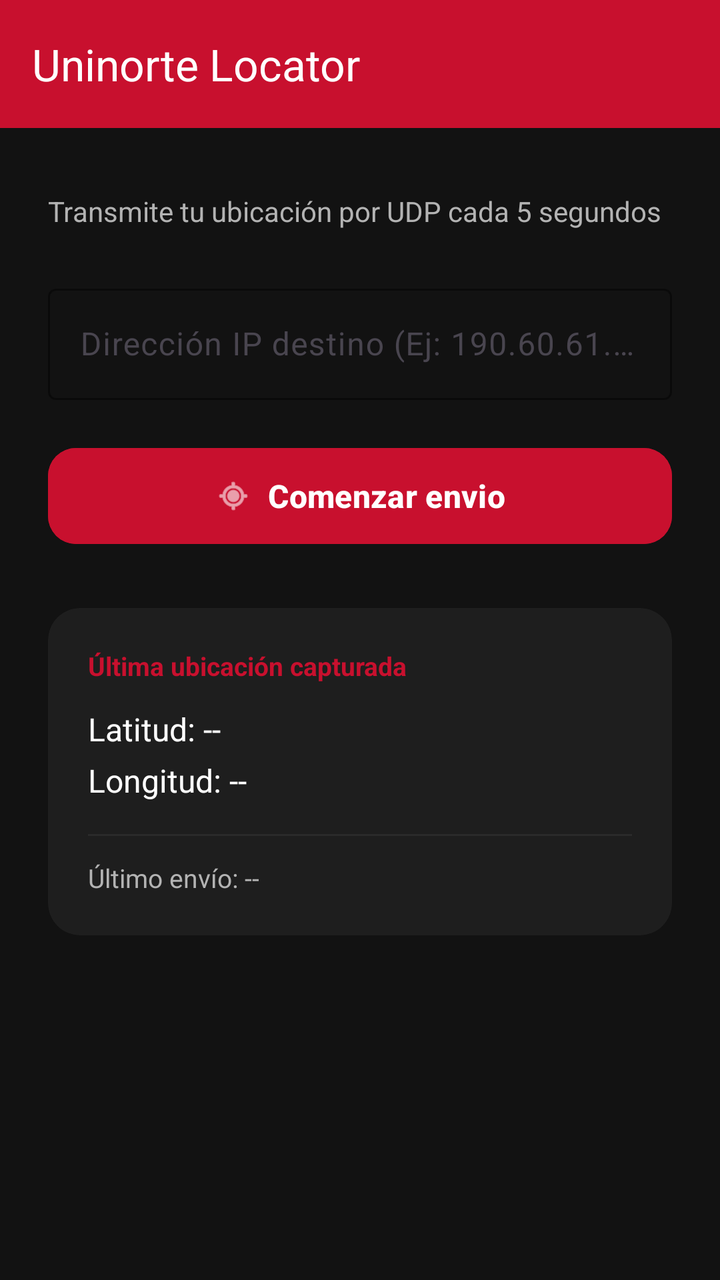
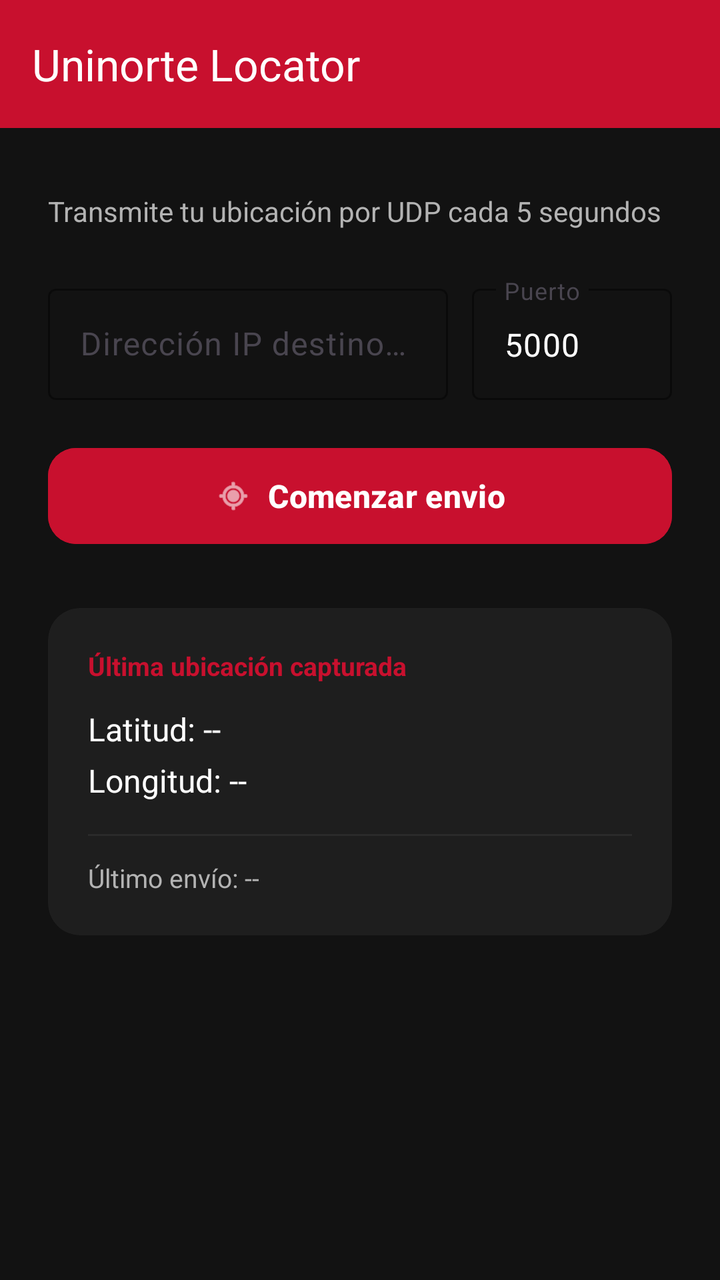

An Android layout rendered at two revisions. The XML below is the earlier revision; the diff shows what the commit changed to produce the second picture.
<!-- AndroidManifest.xml: application theme Theme.UninorteLocator -->
<!-- res/layout/activity_main.xml -->
<?xml version="1.0" encoding="utf-8"?>
<LinearLayout
    xmlns:android="http://schemas.android.com/apk/res/android"
    xmlns:app="http://schemas.android.com/apk/res-auto"
    xmlns:tools="http://schemas.android.com/tools"
    android:layout_width="match_parent"
    android:layout_height="match_parent"
    android:orientation="vertical"
    android:background="@color/background_dark"
    tools:context=".MainActivity">

    <com.google.android.material.appbar.MaterialToolbar
        android:id="@+id/toolbar"
        android:layout_width="match_parent"
        android:layout_height="?attr/actionBarSize"
        android:background="@color/uninorte_red"
        app:title="@string/app_name"
        app:titleTextColor="@color/white" />

    <androidx.core.widget.NestedScrollView
        android:layout_width="match_parent"
        android:layout_height="0dp"
        android:layout_weight="1"
        android:fillViewport="true">

        <androidx.constraintlayout.widget.ConstraintLayout
            android:layout_width="match_parent"
            android:layout_height="wrap_content"
            android:padding="24dp">

            <TextView
                android:id="@+id/tvSubtitle"
                android:layout_width="0dp"
                android:layout_height="wrap_content"
                android:layout_marginTop="8dp"
                android:text="@string/subtitle_send_location"
                android:textColor="@color/text_secondary"
                android:textSize="14sp"
                app:layout_constraintEnd_toEndOf="parent"
                app:layout_constraintStart_toStartOf="parent"
                app:layout_constraintTop_toTopOf="parent" />

            <com.google.android.material.textfield.TextInputLayout
                android:id="@+id/tilIp"
                style="@style/Widget.Material3.TextInputLayout.OutlinedBox"
                android:layout_width="0dp"
                android:layout_height="wrap_content"
                android:layout_marginTop="24dp"
                android:hint="@string/hint_ip_address"
                app:boxStrokeColor="@color/uninorte_red"
                app:hintTextColor="@color/uninorte_red"
                app:layout_constraintEnd_toEndOf="parent"
                app:layout_constraintStart_toStartOf="parent"
                app:layout_constraintTop_toBottomOf="@id/tvSubtitle">

                <com.google.android.material.textfield.TextInputEditText
                    android:id="@+id/etIpAddress"
                    android:layout_width="match_parent"
                    android:layout_height="wrap_content"
                    android:digits="0123456789."
                    android:inputType="text"
                    android:maxLength="15"
                    android:textColor="@color/white" />

            </com.google.android.material.textfield.TextInputLayout>

            <com.google.android.material.button.MaterialButton
                android:id="@+id/btnToggleEnvio"
                android:layout_width="0dp"
                android:layout_height="56dp"
                android:layout_marginTop="20dp"
                android:backgroundTint="@color/uninorte_red"
                android:text="@string/button_start_sending"
                android:textAllCaps="false"
                android:textColor="@color/white"
                android:textSize="16sp"
                android:textStyle="bold"
                app:cornerRadius="14dp"
                app:icon="@android:drawable/ic_menu_mylocation"
                app:iconGravity="textStart"
                app:iconTint="@color/white"
                app:layout_constraintEnd_toEndOf="parent"
                app:layout_constraintStart_toStartOf="parent"
                app:layout_constraintTop_toBottomOf="@id/tilIp" />

            <com.google.android.material.button.MaterialButton
                android:id="@+id/btnDebugSend"
                android:layout_width="0dp"
                android:layout_height="48dp"
                android:layout_marginTop="12dp"
                android:visibility="gone"
                android:backgroundTint="@color/card_background"
                android:text="@string/debug_send_button"
                android:textAllCaps="false"
                android:textColor="@color/white"
                android:textSize="14sp"
                app:cornerRadius="14dp"
                app:strokeColor="@color/uninorte_red"
                app:layout_constraintEnd_toEndOf="parent"
                app:layout_constraintStart_toStartOf="parent"
                app:layout_constraintTop_toBottomOf="@id/btnToggleEnvio" />

            <androidx.cardview.widget.CardView
                android:id="@+id/cardResult"
                android:layout_width="0dp"
                android:layout_height="wrap_content"
                android:layout_marginTop="28dp"
                app:cardBackgroundColor="@color/card_background"
                app:cardCornerRadius="16dp"
                app:cardElevation="0dp"
                app:layout_constraintEnd_toEndOf="parent"
                app:layout_constraintStart_toStartOf="parent"
                app:layout_constraintTop_toBottomOf="@id/btnDebugSend">

                <LinearLayout
                    android:layout_width="match_parent"
                    android:layout_height="wrap_content"
                    android:orientation="vertical"
                    android:padding="20dp">

                    <TextView
                        android:layout_width="wrap_content"
                        android:layout_height="wrap_content"
                        android:text="@string/last_location_title"
                        android:textColor="@color/uninorte_red"
                        android:textSize="13sp"
                        android:textStyle="bold" />

                    <TextView
                        android:id="@+id/tvLatitude"
                        android:layout_width="wrap_content"
                        android:layout_height="wrap_content"
                        android:layout_marginTop="12dp"
                        android:text="@string/latitude_empty"
                        android:textColor="@color/white"
                        android:textSize="16sp" />

                    <TextView
                        android:id="@+id/tvLongitude"
                        android:layout_width="wrap_content"
                        android:layout_height="wrap_content"
                        android:layout_marginTop="4dp"
                        android:text="@string/longitude_empty"
                        android:textColor="@color/white"
                        android:textSize="16sp" />

                    <View
                        android:layout_width="match_parent"
                        android:layout_height="1dp"
                        android:layout_marginTop="16dp"
                        android:layout_marginBottom="12dp"
                        android:background="@color/divider" />

                    <TextView
                        android:id="@+id/tvLastSent"
                        android:layout_width="wrap_content"
                        android:layout_height="wrap_content"
                        android:text="@string/last_sent_empty"
                        android:textColor="@color/text_secondary"
                        android:textSize="13sp" />

                </LinearLayout>

            </androidx.cardview.widget.CardView>

            <TextView
                android:id="@+id/tvStatus"
                android:layout_width="0dp"
                android:layout_height="wrap_content"
                android:layout_marginTop="16dp"
                android:gravity="center"
                android:text=""
                android:textColor="@color/text_secondary"
                android:textSize="13sp"
                app:layout_constraintEnd_toEndOf="parent"
                app:layout_constraintStart_toStartOf="parent"
                app:layout_constraintTop_toBottomOf="@id/cardResult" />

        </androidx.constraintlayout.widget.ConstraintLayout>

    </androidx.core.widget.NestedScrollView>

</LinearLayout>
<!-- resources referenced by this layout -->
<resources>
  <color name="background_dark">#121212</color>
  <color name="card_background">#1E1E1E</color>
  <color name="divider">#2A2A2A</color>
  <color name="text_secondary">#B3B3B3</color>
  <color name="uninorte_red">#C8102E</color>
  <color name="white">#FFFFFF</color>
  <string name="app_name">Uninorte Locator</string>
  <string name="button_start_sending">Comenzar envio</string>
  <string name="debug_send_button">Enviar localización</string>
  <string name="hint_ip_address">Dirección IP destino (Ej: 190.60.61.93)</string>
  <string name="last_location_title">Última ubicación capturada</string>
  <string name="last_sent_empty">Último envío: --</string>
  <string name="latitude_empty">Latitud: --</string>
  <string name="longitude_empty">Longitud: --</string>
  <string name="subtitle_send_location">Transmite tu ubicación por UDP cada 5 segundos</string>
  <style name="Theme.UninorteLocator" parent="Theme.Material3.DayNight.NoActionBar">
          
          <item name="colorPrimary">@color/uninorte_red</item>
          <item name="colorPrimaryVariant">@color/uninorte_red_dark</item>
          <item name="colorOnPrimary">@color/white</item>
  
          
          <item name="android:windowBackground">@color/background_dark</item>
          <item name="colorSurface">@color/background_dark</item>
          <item name="colorOnSurface">@color/white</item>
  
          
          <item name="android:statusBarColor">@color/black</item>
          <item name="android:windowLightStatusBar" tools:targetApi="m">false</item>
      </style>
  <color name="uninorte_red_dark">#8F0B20</color>
  <color name="black">#000000</color>
</resources>

<!-- the commit's change to res/layout/activity_main.xml (unified diff, before → after) -->
@@ -49,7 +49,8 @@
                 android:hint="@string/hint_ip_address"
                 app:boxStrokeColor="@color/uninorte_red"
                 app:hintTextColor="@color/uninorte_red"
-                app:layout_constraintEnd_toEndOf="parent"
+                app:layout_constraintEnd_toStartOf="@id/tilPort"
+                app:layout_constraintHorizontal_weight="2"
                 app:layout_constraintStart_toStartOf="parent"
                 app:layout_constraintTop_toBottomOf="@id/tvSubtitle">
 
@@ -60,6 +61,33 @@
                     android:digits="0123456789."
                     android:inputType="text"
                     android:maxLength="15"
+                    android:textColor="@color/white" />
+
+            </com.google.android.material.textfield.TextInputLayout>
+
+            <com.google.android.material.textfield.TextInputLayout
+                android:id="@+id/tilPort"
+                style="@style/Widget.Material3.TextInputLayout.OutlinedBox"
+                android:layout_width="0dp"
+                android:layout_height="wrap_content"
+                android:layout_marginStart="12dp"
+                android:layout_marginTop="24dp"
+                android:hint="@string/hint_port"
+                app:boxStrokeColor="@color/uninorte_red"
+                app:hintTextColor="@color/uninorte_red"
+                app:layout_constraintEnd_toEndOf="parent"
+                app:layout_constraintHorizontal_weight="1"
+                app:layout_constraintStart_toEndOf="@id/tilIp"
+                app:layout_constraintTop_toBottomOf="@id/tvSubtitle">
+
+                <com.google.android.material.textfield.TextInputEditText
+                    android:id="@+id/etPort"
+                    android:layout_width="match_parent"
+                    android:layout_height="wrap_content"
+                    android:digits="0123456789"
+                    android:inputType="number"
+                    android:maxLength="5"
+                    android:text="@string/default_port"
                     android:textColor="@color/white" />
 
             </com.google.android.material.textfield.TextInputLayout>
<!-- resource entries referenced after the edit -->
@@ -9,7 +9,9 @@
   <string name="app_name">Uninorte Locator</string>
   <string name="button_start_sending">Comenzar envio</string>
   <string name="debug_send_button">Enviar localización</string>
+  <string name="default_port">5000</string>
   <string name="hint_ip_address">Dirección IP destino (Ej: 190.60.61.93)</string>
+  <string name="hint_port">Puerto</string>
   <string name="last_location_title">Última ubicación capturada</string>
   <string name="last_sent_empty">Último envío: --</string>
   <string name="latitude_empty">Latitud: --</string>
